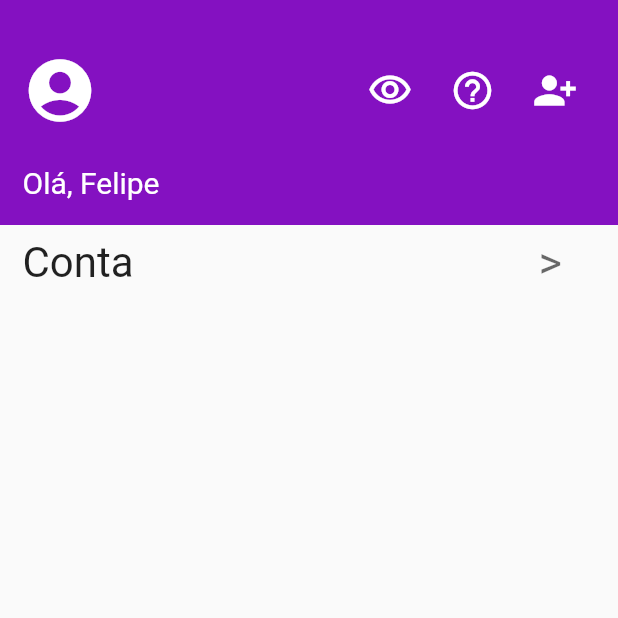
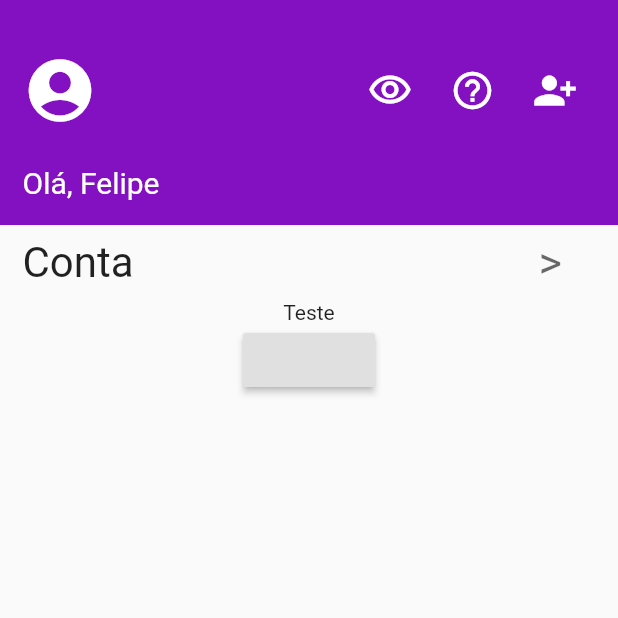
Before and after one commit to Pires1945/meu_app, a Flutter app: the screen it shows after launch, on a phone screen of 412 x 824 dp, the top half of it. Run offline on Flutter 3.47's test engine with Material 2 defaults, Android fonts, the phone set to English and light mode, and no system bars.

Commit message:
Criado o botão, ainda sem funcionar

```diff
--- a/lib/main.dart
+++ b/lib/main.dart
@@ -18,6 +18,7 @@ class App extends StatelessWidget {
         children: [
           header(),
           corpo(),
+          botao(),
         ],
       )),
     ));
@@ -116,3 +117,36 @@ Widget corpo() {
     ),
   );
 }
+
+Widget botao() {
+  return Button();
+}
+
+class Button extends StatefulWidget {
+  @override
+  State<StatefulWidget> createState() => ButtonState();
+}
+
+String texto = 'Teste';
+
+class ButtonState extends State<Button> {
+  @override
+  Widget build(BuildContext context) {
+    return Column(
+      children: [
+        Text(texto),
+        RaisedButton(
+          onPressed: () {
+            action;
+          },
+        ),
+      ],
+    );
+  }
+}
+
+void action() {
+  setState() {
+    texto = 'Funcionou';
+  }
+}
```
